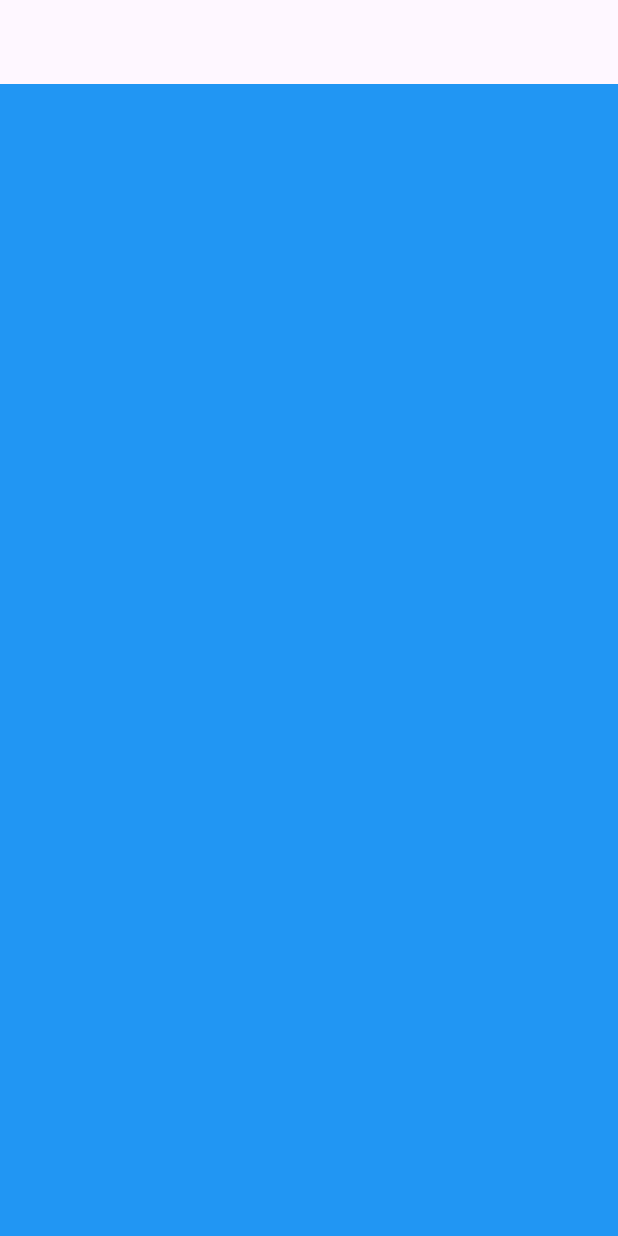
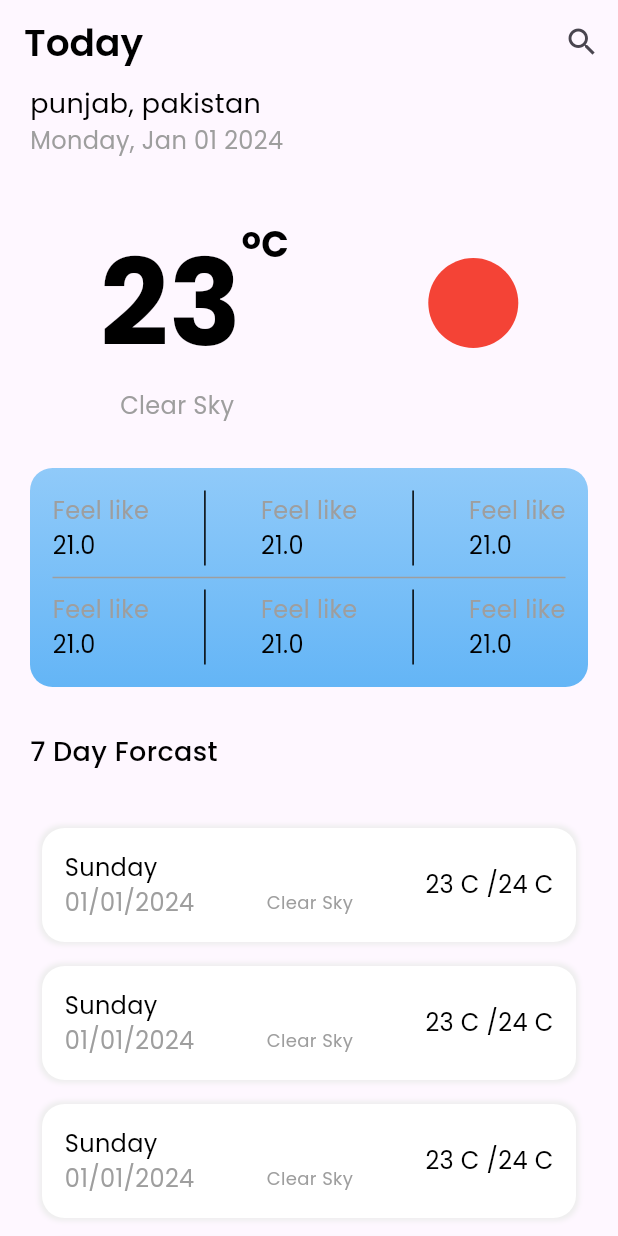
Before and after one commit to Numanshakir/batch4, a Flutter app: the screen it shows after launch, on a phone screen of 412 x 824 dp. Run offline on Flutter 3.47's test engine with Material 3 defaults, Android fonts, the light colour scheme and no system bars.

Commit message:
home screen

```diff
--- /dev/null
+++ b/lib/WeatherApp/Common/custom_text.dart
@@ -0,0 +1,29 @@
+import 'package:flutter/material.dart';
+
+class CustomText extends StatelessWidget {
+  final String title;
+  final double fontSize;
+  final FontWeight fontWeight;
+  final Color color;
+
+  const CustomText(
+      {super.key,
+      required this.title,
+      this.color = Colors.black,
+      this.fontSize = 14,
+      this.fontWeight = FontWeight.w400});
+
+  @override
+  Widget build(BuildContext context) {
+    return Text(
+      title,
+
+      style: TextStyle(
+
+          color: color,
+          fontFamily: "Poppins",
+          fontSize: fontSize,
+          fontWeight: fontWeight),
+    );
+  }
+}
--- /dev/null
+++ b/lib/WeatherApp/Home/View/Components/forcast_data.dart
@@ -0,0 +1,88 @@
+import 'package:batch4/WeatherApp/Common/custom_text.dart';
+import 'package:flutter/material.dart';
+
+class ForcastData extends StatelessWidget {
+  const ForcastData({super.key});
+
+  @override
+  Widget build(BuildContext context) {
+    return ListView.builder(
+        physics: NeverScrollableScrollPhysics(),
+        shrinkWrap: true,
+        itemCount: 5,
+        itemBuilder: (context, index) {
+          return Padding(
+              padding: const EdgeInsets.all(8.0), child: ForcastDataTile());
+        });
+  }
+}
+
+class ForcastDataTile extends StatelessWidget {
+  const ForcastDataTile({super.key});
+
+  @override
+  Widget build(BuildContext context) {
+    return Container(
+      width: MediaQuery.of(context).size.width,
+      decoration: BoxDecoration(
+        color: Colors.white,
+        boxShadow: [
+          BoxShadow(color: Colors.grey.shade200, spreadRadius: 2, blurRadius: 2)
+        ],
+        borderRadius: BorderRadius.circular(15),
+      ),
+      child: Padding(
+        padding: const EdgeInsets.all(15.0),
+        child: Column(
+          children: [
+            Row(
+              mainAxisAlignment: MainAxisAlignment.spaceBetween,
+              children: [
+                Column(
+                  crossAxisAlignment: CrossAxisAlignment.start,
+                  children: [
+                    CustomText(
+                      title: "Sunday",
+                      fontSize: 16,
+                      color: Colors.black,
+                      fontWeight: FontWeight.w400,
+                    ),
+                    CustomText(
+                      title: "01/01/2024",
+                      fontSize: 16,
+                      color: Colors.grey,
+                      fontWeight: FontWeight.w400,
+                    ),
+                  ],
+                ),
+                Column(
+                  crossAxisAlignment: CrossAxisAlignment.start,
+                  children: [
+                    CustomText(
+                      title: "",
+                      fontSize: 16,
+                      color: Colors.grey,
+                      fontWeight: FontWeight.w400,
+                    ),
+                    CustomText(
+                      title: "Clear Sky",
+                      fontSize: 12,
+                      color: Colors.grey,
+                      fontWeight: FontWeight.w400,
+                    ),
+                  ],
+                ),
+                CustomText(
+                  title: "23 C /24 C",
+                  fontSize: 16,
+                  color: Colors.black,
+                  fontWeight: FontWeight.w400,
+                ),
+              ],
+            ),
+          ],
+        ),
+      ),
+    );
+  }
+}
--- /dev/null
+++ b/lib/WeatherApp/Home/View/Components/today_weather_info.dart
@@ -0,0 +1,169 @@
+import 'package:batch4/WeatherApp/Common/custom_text.dart';
+import 'package:flutter/material.dart';
+
+class TodayWeatherInfo extends StatelessWidget {
+  const TodayWeatherInfo({super.key});
+
+  @override
+  Widget build(BuildContext context) {
+    return Container(
+      width: MediaQuery.of(context).size.width,
+      decoration: BoxDecoration(
+        gradient: LinearGradient(
+            begin: Alignment.topCenter,
+            end: Alignment.bottomCenter,
+            colors: [
+              Colors.blue.shade200,
+              Colors.blue.shade300,
+            ]),
+        borderRadius: BorderRadius.circular(15),
+      ),
+      child: Padding(
+        padding: const EdgeInsets.all(15.0),
+        child: Column(
+          children: [
+            Row(
+              mainAxisAlignment: MainAxisAlignment.spaceBetween,
+              children: [
+                Column(
+                  crossAxisAlignment: CrossAxisAlignment.start,
+                  children: [
+                    CustomText(
+                      title: "Feel like",
+                      fontSize: 16,
+                      color: Colors.grey,
+                      fontWeight: FontWeight.w400,
+                    ),
+                    CustomText(
+                      title: "21.0",
+                      fontSize: 16,
+                      color: Colors.black,
+                      fontWeight: FontWeight.w400,
+                    ),
+                  ],
+                ),
+                SizedBox(
+                  height: 50,
+                  child: VerticalDivider(
+                    color: Colors.black,
+                  ),
+                ),
+                Column(
+                  crossAxisAlignment: CrossAxisAlignment.start,
+                  children: [
+                    CustomText(
+                      title: "Feel like",
+                      fontSize: 16,
+                      color: Colors.grey,
+                      fontWeight: FontWeight.w400,
+                    ),
+                    CustomText(
+                      title: "21.0",
+                      fontSize: 16,
+                      color: Colors.black,
+                      fontWeight: FontWeight.w400,
+                    ),
+                  ],
+                ),
+                SizedBox(
+                  height: 50,
+                  child: VerticalDivider(
+                    color: Colors.black,
+                  ),
+                ),
+                Column(
+                  crossAxisAlignment: CrossAxisAlignment.start,
+                  children: [
+                    CustomText(
+                      title: "Feel like",
+                      fontSize: 16,
+                      color: Colors.grey,
+                      fontWeight: FontWeight.w400,
+                    ),
+                    CustomText(
+                      title: "21.0",
+                      fontSize: 16,
+                      color: Colors.black,
+                      fontWeight: FontWeight.w400,
+                    ),
+                  ],
+                ),
+              ],
+            ),
+            Divider(
+              color: Colors.grey,
+            ),
+            Row(
+              mainAxisAlignment: MainAxisAlignment.spaceBetween,
+              children: [
+                Column(
+                  crossAxisAlignment: CrossAxisAlignment.start,
+                  children: [
+                    CustomText(
+                      title: "Feel like",
+                      fontSize: 16,
+                      color: Colors.grey,
+                      fontWeight: FontWeight.w400,
+                    ),
+                    CustomText(
+                      title: "21.0",
+                      fontSize: 16,
+                      color: Colors.black,
+                      fontWeight: FontWeight.w400,
+                    ),
+                  ],
+                ),
+                SizedBox(
+                  height: 50,
+                  child: VerticalDivider(
+                    color: Colors.black,
+                  ),
+                ),
+                Column(
+                  crossAxisAlignment: CrossAxisAlignment.start,
+                  children: [
+                    CustomText(
+                      title: "Feel like",
+                      fontSize: 16,
+                      color: Colors.grey,
+                      fontWeight: FontWeight.w400,
+                    ),
+                    CustomText(
+                      title: "21.0",
+                      fontSize: 16,
+                      color: Colors.black,
+                      fontWeight: FontWeight.w400,
+                    ),
+                  ],
+                ),
+                SizedBox(
+                  height: 50,
+                  child: VerticalDivider(
+                    color: Colors.black,
+                  ),
+                ),
+                Column(
+                  crossAxisAlignment: CrossAxisAlignment.start,
+                  children: [
+                    CustomText(
+                      title: "Feel like",
+                      fontSize: 16,
+                      color: Colors.grey,
+                      fontWeight: FontWeight.w400,
+                    ),
+                    CustomText(
+                      title: "21.0",
+                      fontSize: 16,
+                      color: Colors.black,
+                      fontWeight: FontWeight.w400,
+                    ),
+                  ],
+                ),
+              ],
+            ),
+          ],
+        ),
+      ),
+    );
+  }
+}
--- a/lib/WeatherApp/Home/View/home_view.dart
+++ b/lib/WeatherApp/Home/View/home_view.dart
@@ -1,3 +1,6 @@
+import 'package:batch4/WeatherApp/Common/custom_text.dart';
+import 'package:batch4/WeatherApp/Home/View/Components/forcast_data.dart';
+import 'package:batch4/WeatherApp/Home/View/Components/today_weather_info.dart';
 import 'package:flutter/material.dart';
 
 class HomeView extends StatelessWidget {
@@ -6,13 +9,112 @@ class HomeView extends StatelessWidget {
   @override
   Widget build(BuildContext context) {
     return Scaffold(
-      appBar: AppBar(),
-      backgroundColor: Colors.blue,
+      appBar: AppBar(
+          actions: [
+            IconButton(onPressed: () {}, icon: Icon(Icons.search)),
+          ],
+          title: CustomText(
+            title: "Today",
+            fontSize: 25,
+            fontWeight: FontWeight.w600,
+          )),
+      // backgroundColor: Colors.white,
       body: Container(
           height: MediaQuery.of(context).size.height,
           width: MediaQuery.of(context).size.width,
-          child: Column(
-            children: [],
+          child: Padding(
+            padding: const EdgeInsets.symmetric(horizontal: 20),
+            child: SingleChildScrollView(
+              child: Column(
+                children: [
+                  Row(
+                    children: [
+                      CustomText(
+                        title: "punjab, pakistan",
+                        fontSize: 18,
+                        fontWeight: FontWeight.w400,
+                      ),
+                    ],
+                  ),
+                  Row(
+                    children: [
+                      CustomText(
+                        title: "Monday, Jan 01 2024",
+                        fontSize: 16,
+                        color: Colors.grey,
+                        fontWeight: FontWeight.w400,
+                      ),
+                    ],
+                  ),
+                  SizedBox(
+                    height: 40,
+                  ),
+                  Row(
+                    mainAxisAlignment: MainAxisAlignment.spaceAround,
+                    children: [
+                      Row(
+                        crossAxisAlignment: CrossAxisAlignment.start,
+                        children: [
+                          CustomText(
+                            title: "23",
+                            fontSize: 80,
+                            fontWeight: FontWeight.bold,
+                          ),
+                          CustomText(
+                            title: "o",
+                            fontSize: 20,
+                            fontWeight: FontWeight.bold,
+                          ),
+                          CustomText(
+                            title: "C",
+                            fontSize: 24,
+                            fontWeight: FontWeight.bold,
+                          ),
+                        ],
+                      ),
+                      CircleAvatar(
+                        radius: 30,
+                        backgroundColor: Colors.red,
+                      ),
+                    ],
+                  ),
+                  Row(
+                    children: [
+                      SizedBox(
+                        width: 60,
+                      ),
+                      CustomText(
+                        title: "Clear Sky",
+                        fontSize: 16,
+                        color: Colors.grey,
+                        fontWeight: FontWeight.w400,
+                      ),
+                    ],
+                  ),
+                  SizedBox(
+                    height: 30,
+                  ),
+                  TodayWeatherInfo(),
+                  SizedBox(
+                    height: 30,
+                  ),
+                  Row(
+                    children: [
+                      CustomText(
+                        title: "7 Day Forcast",
+                        fontSize: 18,
+                        color: Colors.black,
+                        fontWeight: FontWeight.w500,
+                      ),
+                    ],
+                  ),
+                  SizedBox(
+                    height: 30,
+                  ),
+                  ForcastData()
+                ],
+              ),
+            ),
           )),
     );
   }
```
